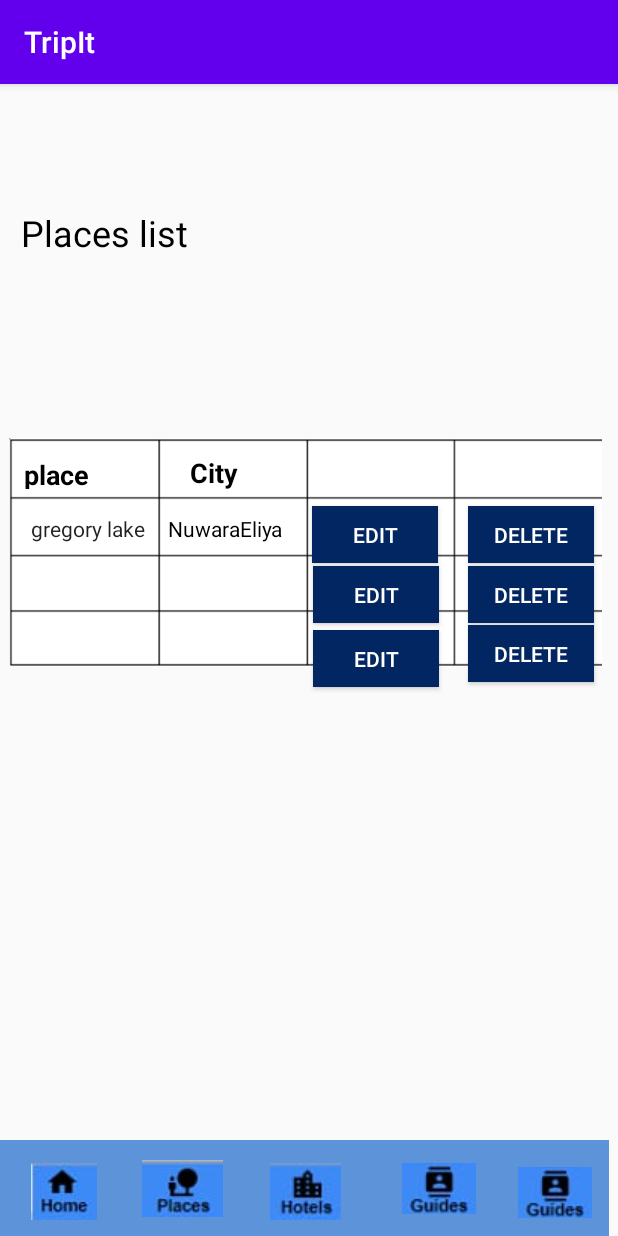
After one commit to SurekhaChandrarathna/PlacesManagement, an Android app: the adminView screen opened directly, with no data from a screen before it, on a phone screen of 412 x 824 dp. The commit adds this screen. Run offline under Robolectric (Android 15) with nearby library versions, the phone set to English and light mode, and no system bars.

Commit message:
sixth commit

```diff
--- a/app/src/main/AndroidManifest.xml
+++ b/app/src/main/AndroidManifest.xml
@@ -9,7 +9,8 @@
         android:roundIcon="@mipmap/ic_launcher_round"
         android:supportsRtl="true"
         android:theme="@style/AppTheme">
-        <activity android:name=".Addform"></activity>
+        <activity android:name=".adminView"></activity>
+        <activity android:name=".Addform" />
         <activity android:name=".AdminPg" />
         <activity android:name=".ViewPlace" />
         <activity android:name=".PlacesVi" />
--- /dev/null
+++ b/app/src/main/java/com/example/tripit/adminView.java
@@ -0,0 +1,14 @@
+package com.example.tripit;
+
+import androidx.appcompat.app.AppCompatActivity;
+
+import android.os.Bundle;
+
+public class adminView extends AppCompatActivity {
+
+    @Override
+    protected void onCreate(Bundle savedInstanceState) {
+        super.onCreate(savedInstanceState);
+        setContentView(R.layout.activity_admin_view);
+    }
+}
--- /dev/null
+++ b/app/src/main/res/layout/activity_admin_view.xml
@@ -0,0 +1,252 @@
+<?xml version="1.0" encoding="utf-8"?>
+<androidx.constraintlayout.widget.ConstraintLayout xmlns:android="http://schemas.android.com/apk/res/android"
+    xmlns:app="http://schemas.android.com/apk/res-auto"
+    xmlns:tools="http://schemas.android.com/tools"
+    android:layout_width="match_parent"
+    android:layout_height="match_parent"
+    tools:context=".adminView">
+
+
+    <androidx.appcompat.widget.Toolbar
+        android:id="@+id/toolbar2"
+        android:layout_width="406dp"
+        android:layout_height="64dp"
+        android:background="@color/tiColor1"
+        android:minHeight="?attr/actionBarSize"
+        android:theme="?attr/actionBarTheme"
+        app:layout_constraintBottom_toBottomOf="parent"
+        app:layout_constraintEnd_toEndOf="parent"
+        app:layout_constraintHorizontal_bias="0.0"
+        app:layout_constraintStart_toStartOf="parent"
+        app:layout_constraintTop_toTopOf="parent"
+        app:layout_constraintVertical_bias="1.0" />
+
+    <ImageButton
+        android:id="@+id/imageButton1"
+        android:layout_width="67dp"
+        android:layout_height="59dp"
+        android:background="@color/tiColor1"
+        app:layout_constraintBottom_toBottomOf="parent"
+        app:layout_constraintEnd_toEndOf="@+id/toolbar2"
+        app:layout_constraintHorizontal_bias="0.026"
+        app:layout_constraintStart_toStartOf="parent"
+        app:srcCompat="@drawable/home" />
+
+    <ImageButton
+        android:id="@+id/imageButton2"
+        android:layout_width="58dp"
+        android:layout_height="64dp"
+        android:layout_marginTop="10dp"
+        android:background="@color/tiColor1"
+        app:layout_constraintBottom_toBottomOf="parent"
+        app:layout_constraintEnd_toEndOf="@+id/toolbar2"
+        app:layout_constraintHorizontal_bias="0.267"
+        app:layout_constraintStart_toStartOf="parent"
+        app:layout_constraintTop_toTopOf="@+id/toolbar2"
+        app:layout_constraintVertical_bias="1.0"
+        app:srcCompat="@drawable/place" />
+
+    <ImageButton
+        android:id="@+id/imageButton3"
+        android:layout_width="73dp"
+        android:layout_height="59dp"
+        android:background="@color/tiColor1"
+        app:layout_constraintBottom_toBottomOf="@+id/toolbar2"
+        app:layout_constraintEnd_toEndOf="@+id/toolbar2"
+        app:layout_constraintStart_toStartOf="@+id/toolbar2"
+        app:srcCompat="@drawable/hotel" />
+
+    <ImageButton
+        android:id="@+id/imageButton4"
+        android:layout_width="66dp"
+        android:layout_height="53dp"
+        android:layout_marginStart="256dp"
+        android:layout_marginTop="5dp"
+        android:layout_marginEnd="77dp"
+        android:layout_marginBottom="6dp"
+        android:background="@color/tiColor1"
+        app:layout_constraintBottom_toBottomOf="@+id/toolbar2"
+        app:layout_constraintEnd_toEndOf="@+id/toolbar2"
+        app:layout_constraintStart_toStartOf="@+id/toolbar2"
+        app:layout_constraintTop_toTopOf="@+id/toolbar2"
+        app:srcCompat="@drawable/guide" />
+
+    <ImageButton
+        android:id="@+id/imageButton5"
+        android:layout_width="57dp"
+        android:layout_height="50dp"
+        android:layout_marginStart="341dp"
+        android:layout_marginTop="6dp"
+        android:background="@color/tiColor1"
+        app:layout_constraintBottom_toBottomOf="parent"
+        app:layout_constraintStart_toStartOf="@+id/toolbar2"
+        app:layout_constraintTop_toTopOf="@+id/toolbar2"
+        app:srcCompat="@drawable/guide" />
+
+    <ImageView
+        android:id="@+id/imageView13"
+        android:layout_width="395dp"
+        android:layout_height="526dp"
+        app:layout_constraintBottom_toBottomOf="@+id/toolbar2"
+        app:layout_constraintEnd_toEndOf="parent"
+        app:layout_constraintHorizontal_bias="0.36"
+        app:layout_constraintStart_toStartOf="parent"
+        app:layout_constraintTop_toTopOf="parent"
+        app:layout_constraintVertical_bias="0.203"
+        app:srcCompat="@drawable/table" />
+
+    <TextView
+        android:id="@+id/textView19"
+        android:layout_width="83dp"
+        android:layout_height="22dp"
+        android:text="@string/place"
+        android:textColor="@color/common_google_signin_btn_text_dark_focused"
+        android:textSize="18sp"
+        android:textStyle="bold"
+        app:layout_constraintBottom_toBottomOf="parent"
+        app:layout_constraintEnd_toEndOf="parent"
+        app:layout_constraintHorizontal_bias="0.048"
+        app:layout_constraintStart_toStartOf="parent"
+        app:layout_constraintTop_toTopOf="parent"
+        app:layout_constraintVertical_bias="0.332" />
+
+    <TextView
+        android:id="@+id/textView21"
+        android:layout_width="62dp"
+        android:layout_height="25dp"
+        android:text="@string/city"
+        android:textColor="@color/common_google_signin_btn_text_dark_focused"
+        android:textSize="18sp"
+        android:textStyle="bold"
+        app:layout_constraintBottom_toBottomOf="parent"
+        app:layout_constraintEnd_toEndOf="parent"
+        app:layout_constraintHorizontal_bias="0.361"
+        app:layout_constraintStart_toStartOf="parent"
+        app:layout_constraintTop_toTopOf="parent"
+        app:layout_constraintVertical_bias="0.332" />
+
+    <Button
+        android:id="@+id/button15"
+        android:layout_width="84dp"
+        android:layout_height="38dp"
+        android:background="@color/Adbtncolor"
+        android:text="edit"
+        android:textColor="@color/common_google_signin_btn_text_dark_default"
+        app:layout_constraintBottom_toBottomOf="parent"
+        app:layout_constraintEnd_toEndOf="parent"
+        app:layout_constraintHorizontal_bias="0.634"
+        app:layout_constraintStart_toStartOf="parent"
+        app:layout_constraintTop_toTopOf="parent"
+        app:layout_constraintVertical_bias="0.385" />
+
+    <Button
+        android:id="@+id/button22"
+        android:layout_width="84dp"
+        android:layout_height="38dp"
+        android:background="@color/Adbtncolor"
+        android:text="delete"
+        android:textColor="@color/common_google_signin_btn_text_dark_pressed"
+        app:layout_constraintBottom_toBottomOf="parent"
+        app:layout_constraintEnd_toEndOf="parent"
+        app:layout_constraintHorizontal_bias="0.951"
+        app:layout_constraintStart_toStartOf="parent"
+        app:layout_constraintTop_toTopOf="parent"
+        app:layout_constraintVertical_bias="0.494" />
+
+    <Button
+        android:id="@+id/button21"
+        android:layout_width="84dp"
+        android:layout_height="38dp"
+        android:background="@color/Adbtncolor"
+        android:text="edit"
+        android:textColor="@color/common_google_signin_btn_text_dark_default"
+        app:layout_constraintBottom_toBottomOf="parent"
+        app:layout_constraintEnd_toEndOf="parent"
+        app:layout_constraintHorizontal_bias="0.636"
+        app:layout_constraintStart_toStartOf="parent"
+        app:layout_constraintTop_toTopOf="parent"
+        app:layout_constraintVertical_bias="0.499" />
+
+    <Button
+        android:id="@+id/button18"
+        android:layout_width="84dp"
+        android:layout_height="38dp"
+        android:background="@color/Adbtncolor"
+        android:text="Delete"
+        android:textColor="@color/common_google_signin_btn_text_dark_default"
+        app:layout_constraintBottom_toBottomOf="parent"
+        app:layout_constraintEnd_toEndOf="parent"
+        app:layout_constraintHorizontal_bias="0.951"
+        app:layout_constraintStart_toStartOf="parent"
+        app:layout_constraintTop_toTopOf="parent"
+        app:layout_constraintVertical_bias="0.44" />
+
+    <Button
+        android:id="@+id/button17"
+        android:layout_width="84dp"
+        android:layout_height="38dp"
+        android:background="@color/Adbtncolor"
+        android:text="Edit"
+        android:textColor="@color/common_google_signin_btn_text_dark_default"
+        app:layout_constraintBottom_toBottomOf="parent"
+        app:layout_constraintEnd_toEndOf="parent"
+        app:layout_constraintHorizontal_bias="0.636"
+        app:layout_constraintStart_toStartOf="parent"
+        app:layout_constraintTop_toTopOf="parent"
+        app:layout_constraintVertical_bias="0.44" />
+
+    <Button
+        android:id="@+id/button16"
+        android:layout_width="84dp"
+        android:layout_height="38dp"
+        android:background="@color/Adbtncolor"
+        android:text="delete"
+        android:textColor="@color/common_google_signin_btn_text_dark_pressed"
+        app:layout_constraintBottom_toBottomOf="parent"
+        app:layout_constraintEnd_toEndOf="parent"
+        app:layout_constraintHorizontal_bias="0.951"
+        app:layout_constraintStart_toStartOf="parent"
+        app:layout_constraintTop_toTopOf="parent"
+        app:layout_constraintVertical_bias="0.385" />
+
+    <TextView
+        android:id="@+id/textView22"
+        android:layout_width="232dp"
+        android:layout_height="55dp"
+        android:text="@string/view"
+        android:textColor="@android:color/background_dark"
+        android:textSize="24sp"
+        app:layout_constraintBottom_toBottomOf="parent"
+        app:layout_constraintEnd_toEndOf="parent"
+        app:layout_constraintHorizontal_bias="0.077"
+        app:layout_constraintStart_toStartOf="parent"
+        app:layout_constraintTop_toTopOf="parent"
+        app:layout_constraintVertical_bias="0.116" />
+
+    <TextView
+        android:id="@+id/textView23"
+        android:layout_width="85dp"
+        android:layout_height="27dp"
+        android:text="gregory lake"
+        android:textColor="@color/common_google_signin_btn_text_light_pressed"
+        app:layout_constraintBottom_toBottomOf="parent"
+        app:layout_constraintEnd_toEndOf="parent"
+        app:layout_constraintHorizontal_bias="0.063"
+        app:layout_constraintStart_toStartOf="parent"
+        app:layout_constraintTop_toTopOf="parent"
+        app:layout_constraintVertical_bias="0.387" />
+
+    <TextView
+        android:id="@+id/textView25"
+        android:layout_width="96dp"
+        android:layout_height="27dp"
+        android:text="NuwaraEliya"
+        android:textColor="@android:color/background_dark"
+        app:layout_constraintBottom_toBottomOf="parent"
+        app:layout_constraintEnd_toEndOf="parent"
+        app:layout_constraintHorizontal_bias="0.355"
+        app:layout_constraintStart_toStartOf="parent"
+        app:layout_constraintTop_toTopOf="parent"
+        app:layout_constraintVertical_bias="0.387" />
+
+</androidx.constraintlayout.widget.ConstraintLayout>
--- a/app/src/main/res/values/strings.xml
+++ b/app/src/main/res/values/strings.xml
@@ -59,5 +59,6 @@
     <string name="adcity">Enter City</string>
     <string name="edup">Drag photos here</string>
 
+    <string name = "view"> Places list</string>
 
 </resources>
```
Also changed, not shown: app/src/main/res/drawable/table.png (added).
